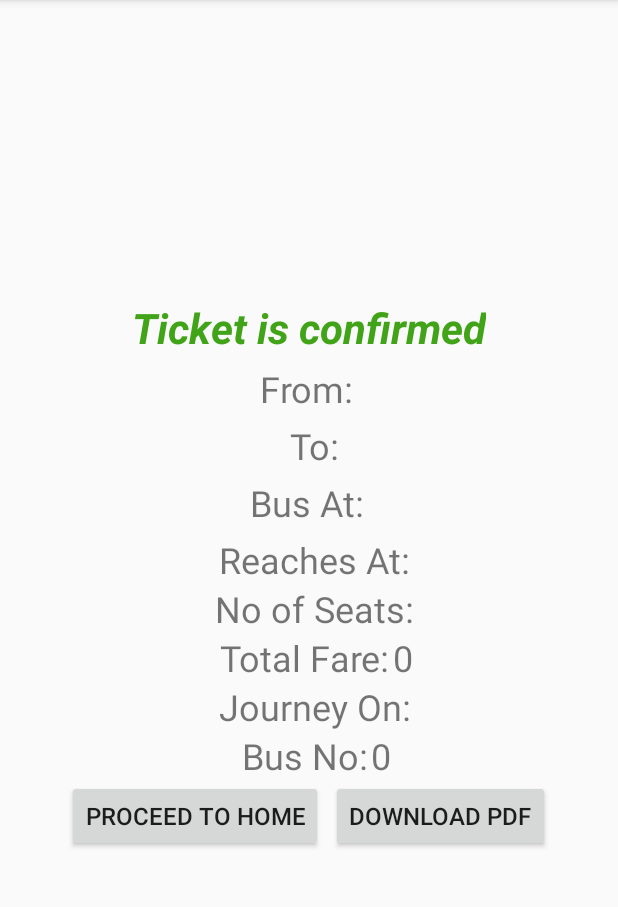
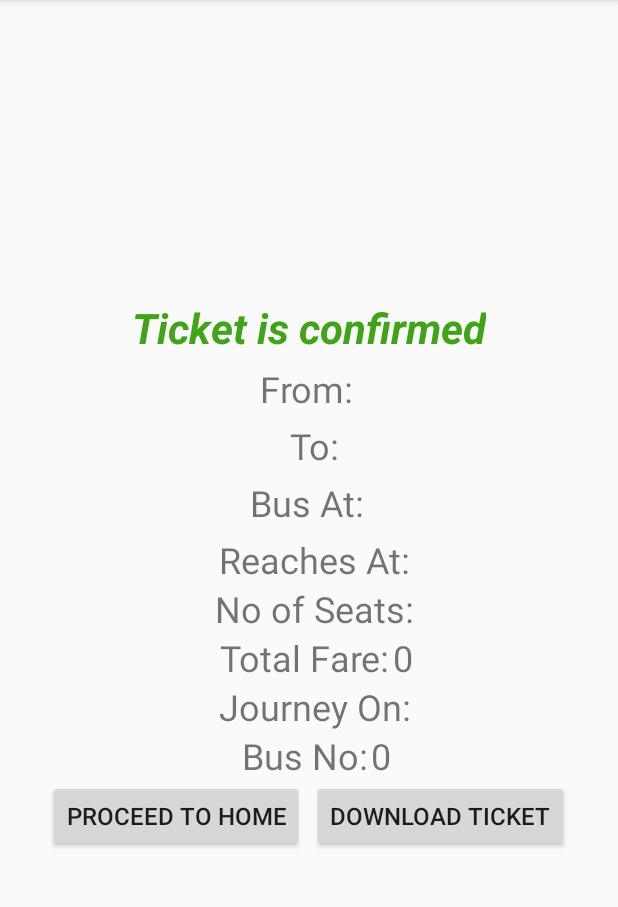
Before and after one commit to jlmanjari6/AWS-Microservices-MEAN-Project, an Android app: the generatedTicketLayout screen opened directly, with no data from a screen before it, on a phone screen of 412 x 824 dp, the part 84-991 px from its top. Run offline under Robolectric (Android 15) with nearby library versions, the phone set to English and light mode, and no system bars; libraries missing offline, so code that uses them is left out: com.itextpdf.text; 8 statements that could not run were skipped.

Commit message:
Update activity_generated_ticket_layout.xml

```diff
--- a/android-front-end/app/src/main/res/layout/activity_generated_ticket_layout.xml
+++ b/android-front-end/app/src/main/res/layout/activity_generated_ticket_layout.xml
@@ -211,6 +211,6 @@
             android:layout_marginLeft="5dp"
             android:layout_width="wrap_content"
             android:layout_height="wrap_content"
-            android:text="Download PDF"/>
+            android:text="Download Ticket"/>
     </LinearLayout>
 </RelativeLayout>
```
